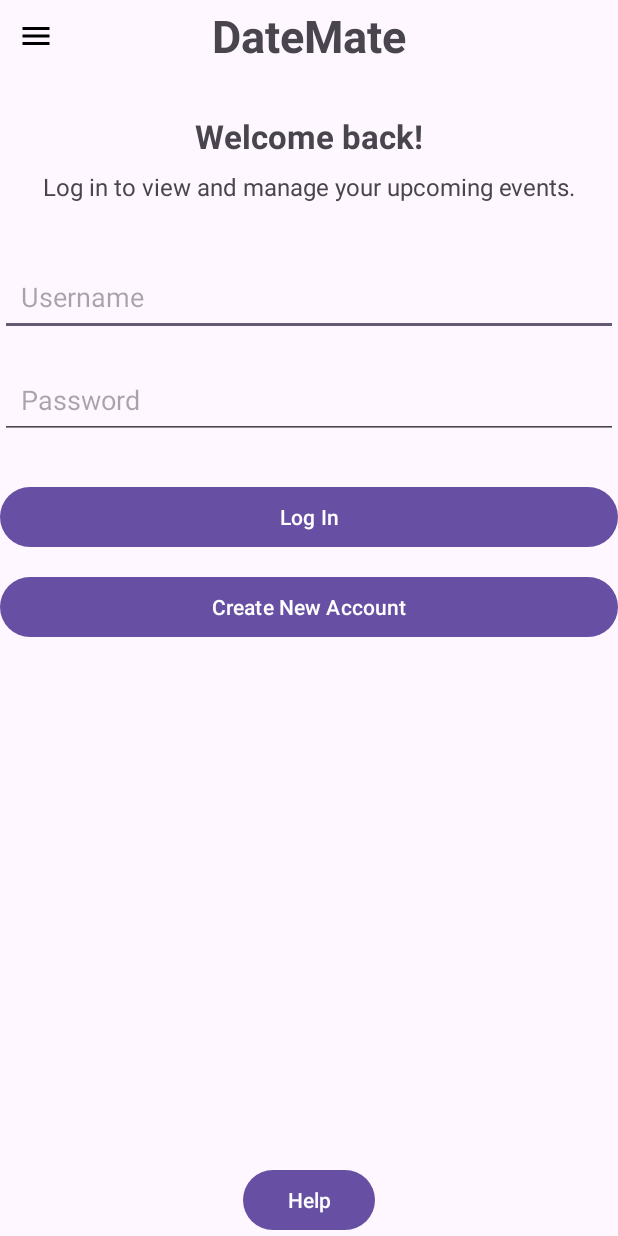
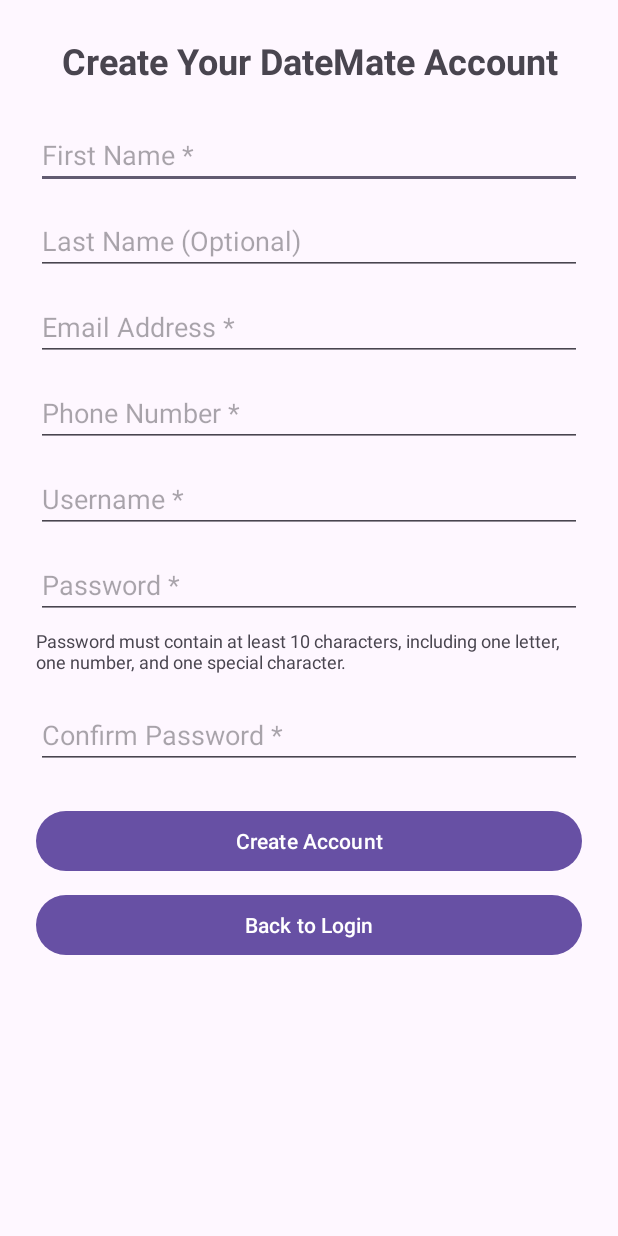
Before and after one commit to nishab588/DateMate, an Android app: the screen it shows after launch (MainActivity before the commit, RegisterActivity after it), after a tap on "Create New Account", on a phone screen of 412 x 824 dp. Run offline under Robolectric (Android 15) with nearby library versions, the phone set to English and light mode, and no system bars.

Commit message:
Implement secure account registration and password hashing

```diff
--- a/app/src/main/AndroidManifest.xml
+++ b/app/src/main/AndroidManifest.xml
@@ -47,6 +47,10 @@
             </intent-filter>
         </activity>
 
+        <activity
+            android:name=".RegisterActivity"
+            android:exported="false" />
+
         <!-- Receives scheduled event reminder alarms for Date Mate. -->
         <receiver
             android:name=".EventReminderReceiver"
--- a/app/src/main/java/com/example/eventtrackingapp_nishabrown/MainActivity.java
+++ b/app/src/main/java/com/example/eventtrackingapp_nishabrown/MainActivity.java
@@ -41,8 +41,11 @@ public class MainActivity extends AppCompatActivity {
         // Attempt to authenticate the user when Log In is selected.
         buttonLogin.setOnClickListener(view -> loginUser());
 
-        // Create a new account when the user selects Create New Account.
-        buttonCreateAccount.setOnClickListener(view -> createAccount());
+        // Open the registration screen when Create New Account is selected.
+        buttonCreateAccount.setOnClickListener(view -> {
+            Intent intent = new Intent(MainActivity.this, RegisterActivity.class);
+            startActivity(intent);
+        });
 
         // Adjust the layout to prevent content from overlapping system bars.
         ViewCompat.setOnApplyWindowInsetsListener(
--- /dev/null
+++ b/app/src/main/res/layout/activity_register.xml
@@ -0,0 +1,100 @@
+<?xml version="1.0" encoding="utf-8"?>
+<ScrollView xmlns:android="http://schemas.android.com/apk/res/android"
+    android:layout_width="match_parent"
+    android:layout_height="match_parent"
+    android:fillViewport="true">
+
+    <LinearLayout
+        android:layout_width="match_parent"
+        android:layout_height="wrap_content"
+        android:orientation="vertical"
+        android:padding="24dp">
+
+        <TextView
+            android:layout_width="match_parent"
+            android:layout_height="wrap_content"
+            android:text="Create Your DateMate Account"
+            android:textSize="24sp"
+            android:textStyle="bold"
+            android:gravity="center"
+            android:layout_marginBottom="24dp" />
+
+        <EditText
+            android:id="@+id/editFirstName"
+            android:layout_width="match_parent"
+            android:layout_height="wrap_content"
+            android:hint="First Name *"
+            android:inputType="textPersonName" />
+
+        <EditText
+            android:id="@+id/editLastName"
+            android:layout_width="match_parent"
+            android:layout_height="wrap_content"
+            android:hint="Last Name (Optional)"
+            android:inputType="textPersonName"
+            android:layout_marginTop="12dp" />
+
+        <EditText
+            android:id="@+id/editEmail"
+            android:layout_width="match_parent"
+            android:layout_height="wrap_content"
+            android:hint="Email Address *"
+            android:inputType="textEmailAddress"
+            android:layout_marginTop="12dp" />
+
+        <EditText
+            android:id="@+id/editPhone"
+            android:layout_width="match_parent"
+            android:layout_height="wrap_content"
+            android:hint="Phone Number *"
+            android:inputType="phone"
+            android:layout_marginTop="12dp" />
+
+        <EditText
+            android:id="@+id/editRegisterUsername"
+            android:layout_width="match_parent"
+            android:layout_height="wrap_content"
+            android:hint="Username *"
+            android:inputType="text"
+            android:layout_marginTop="12dp" />
+
+        <EditText
+            android:id="@+id/editRegisterPassword"
+            android:layout_width="match_parent"
+            android:layout_height="wrap_content"
+            android:hint="Password *"
+            android:inputType="textPassword"
+            android:layout_marginTop="12dp" />
+
+        <TextView
+            android:layout_width="match_parent"
+            android:layout_height="wrap_content"
+            android:text="Password must contain at least 10 characters, including one letter, one number, and one special character."
+            android:textSize="12sp"
+            android:layout_marginTop="6dp"
+            android:layout_marginBottom="6dp" />
+
+        <EditText
+            android:id="@+id/editConfirmPassword"
+            android:layout_width="match_parent"
+            android:layout_height="wrap_content"
+            android:hint="Confirm Password *"
+            android:inputType="textPassword"
+            android:layout_marginTop="12dp" />
+
+        <Button
+            android:id="@+id/buttonRegister"
+            android:layout_width="match_parent"
+            android:layout_height="wrap_content"
+            android:text="Create Account"
+            android:layout_marginTop="24dp" />
+
+        <Button
+            android:id="@+id/buttonBackToLogin"
+            android:layout_width="match_parent"
+            android:layout_height="wrap_content"
+            android:text="Back to Login"
+            android:layout_marginTop="8dp" />
+
+    </LinearLayout>
+</ScrollView>
```
Also changed, not shown: app/src/main/java/com/example/eventtrackingapp_nishabrown/DatabaseHelper.java (+171 -30 lines), app/src/main/java/com/example/eventtrackingapp_nishabrown/PasswordUtils.java (added, +109 -0 lines), app/src/main/java/com/example/eventtrackingapp_nishabrown/RegisterActivity.java (added, +218 -0 lines).
